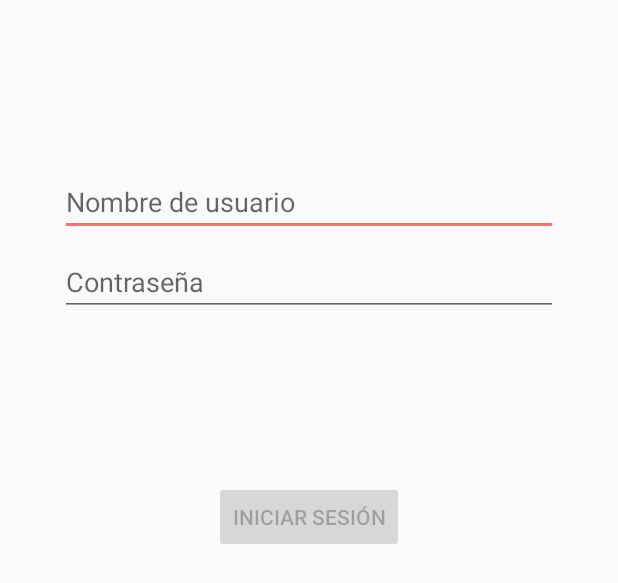
After one commit to jjuan97/HotelIot, an Android app: the layout activity_login.xml on its own in the app's theme, with its tools: preview values and no code run, on a phone screen of 412 x 824 dp. The commit adds this screen. Shown: the top 583 px of the screen. Run offline under Robolectric (Android 15) with nearby library versions, the phone set to English and light mode, and no system bars.

Commit message:
login implemented, changed this for other login with firebase

```diff
--- a/AplicacionHotelMqtt/app/build.gradle
+++ b/AplicacionHotelMqtt/app/build.gradle
@@ -23,6 +23,9 @@ dependencies {
     implementation fileTree(dir: 'libs', include: ['*.jar'])
     implementation 'androidx.appcompat:appcompat:1.0.2'
     implementation 'androidx.constraintlayout:constraintlayout:1.1.3'
+    implementation 'com.google.android.material:material:1.0.0'
+    implementation 'androidx.annotation:annotation:1.1.0'
+    implementation 'androidx.lifecycle:lifecycle-extensions:2.0.0'
     testImplementation 'junit:junit:4.12'
     androidTestImplementation 'androidx.test:runner:1.1.1'
     androidTestImplementation 'androidx.test.espresso:espresso-core:3.1.1'
--- /dev/null
+++ b/AplicacionHotelMqtt/app/src/main/res/layout/activity_login.xml
@@ -0,0 +1,78 @@
+<?xml version="1.0" encoding="utf-8"?>
+<androidx.constraintlayout.widget.ConstraintLayout xmlns:android="http://schemas.android.com/apk/res/android"
+    xmlns:app="http://schemas.android.com/apk/res-auto"
+    xmlns:tools="http://schemas.android.com/tools"
+    android:id="@+id/container"
+    android:layout_width="match_parent"
+    android:layout_height="match_parent"
+    android:paddingLeft="@dimen/activity_horizontal_margin"
+    android:paddingTop="@dimen/activity_vertical_margin"
+    android:paddingRight="@dimen/activity_horizontal_margin"
+    android:paddingBottom="@dimen/activity_vertical_margin"
+    tools:context=".ui.login.LoginActivity">
+
+    <EditText
+        android:id="@+id/username"
+        android:layout_width="0dp"
+        android:layout_height="wrap_content"
+        android:layout_marginStart="24dp"
+        android:layout_marginTop="96dp"
+        android:layout_marginEnd="24dp"
+
+        android:hint="@string/prompt_email"
+        android:inputType="textEmailAddress"
+        android:selectAllOnFocus="true"
+        app:layout_constraintEnd_toEndOf="parent"
+        app:layout_constraintStart_toStartOf="parent"
+        app:layout_constraintTop_toTopOf="parent" />
+
+    <EditText
+        android:id="@+id/password"
+        android:layout_width="0dp"
+        android:layout_height="wrap_content"
+        android:layout_marginStart="24dp"
+        android:layout_marginTop="8dp"
+        android:layout_marginEnd="24dp"
+
+        android:hint="@string/prompt_password"
+        android:imeActionLabel="@string/action_sign_in_short"
+        android:imeOptions="actionDone"
+        android:inputType="textPassword"
+        android:selectAllOnFocus="true"
+        app:layout_constraintEnd_toEndOf="parent"
+        app:layout_constraintStart_toStartOf="parent"
+        app:layout_constraintTop_toBottomOf="@+id/username" />
+
+    <Button
+        android:id="@+id/login"
+        android:layout_width="wrap_content"
+        android:layout_height="wrap_content"
+        android:layout_gravity="start"
+        android:layout_marginStart="48dp"
+        android:layout_marginTop="16dp"
+        android:layout_marginEnd="48dp"
+        android:layout_marginBottom="64dp"
+        android:enabled="false"
+        android:text="@string/action_sign_in"
+        app:layout_constraintBottom_toBottomOf="parent"
+        app:layout_constraintEnd_toEndOf="parent"
+        app:layout_constraintStart_toStartOf="parent"
+        app:layout_constraintTop_toBottomOf="@+id/password"
+        app:layout_constraintVertical_bias="0.2" />
+
+    <ProgressBar
+        android:id="@+id/loading"
+        android:layout_width="wrap_content"
+        android:layout_height="wrap_content"
+        android:layout_gravity="center"
+        android:layout_marginStart="32dp"
+        android:layout_marginTop="64dp"
+        android:layout_marginEnd="32dp"
+        android:layout_marginBottom="64dp"
+        android:visibility="gone"
+        app:layout_constraintBottom_toBottomOf="parent"
+        app:layout_constraintEnd_toEndOf="@+id/password"
+        app:layout_constraintStart_toStartOf="@+id/password"
+        app:layout_constraintTop_toTopOf="parent"
+        app:layout_constraintVertical_bias="0.3" />
+</androidx.constraintlayout.widget.ConstraintLayout>
--- a/AplicacionHotelMqtt/app/src/main/res/values/colors.xml
+++ b/AplicacionHotelMqtt/app/src/main/res/values/colors.xml
@@ -1,6 +1,10 @@
 <?xml version="1.0" encoding="utf-8"?>
 <resources>
-    <color name="colorPrimary">#008577</color>
-    <color name="colorPrimaryDark">#00574B</color>
-    <color name="colorAccent">#D81B60</color>
+    <color name="colorPrimary">#004ba8</color>
+    <color name="colorPrimaryDark">#002578</color>
+    <color name="colorPrimaryLight">#5376da</color>
+    <color name="colorSecondary">#009fb7</color>
+    <color name="colorSecondaryDark">#007087</color>
+    <color name="colorSecondaryLight">#5ad0e9</color>
+    <color name="colorAccent">#FF6D72</color>
 </resources>
--- /dev/null
+++ b/AplicacionHotelMqtt/app/src/main/res/values/dimens.xml
@@ -0,0 +1,5 @@
+<resources>
+    <!-- Default screen margins, per the Android Design guidelines. -->
+    <dimen name="activity_horizontal_margin">16dp</dimen>
+    <dimen name="activity_vertical_margin">16dp</dimen>
+</resources>
--- a/AplicacionHotelMqtt/app/src/main/res/values/strings.xml
+++ b/AplicacionHotelMqtt/app/src/main/res/values/strings.xml
@@ -1,3 +1,12 @@
 <resources>
     <string name="app_name">AplicacionHotelMqtt</string>
+    <string name="title_activity_login">IHoTel</string>
+    <string name="prompt_email">Nombre de usuario</string>
+    <string name="prompt_password">Contraseña</string>
+    <string name="action_sign_in">Iniciar Sesión</string>
+    <string name="action_sign_in_short">Iniciar</string>
+    <string name="welcome">"¡Bienvendio!  "</string>
+    <string name="invalid_username">El nombre de usuario es incorrecto</string>
+    <string name="invalid_password">El password debe ser >5 caracteres</string>
+    <string name="login_failed">"Fallo el inicio de sesión"</string>
 </resources>
```
Also changed, not shown: AplicacionHotelMqtt/app/src/main/AndroidManifest.xml (+12 -6 lines), AplicacionHotelMqtt/app/src/main/java/com/ubicuos/aplicacionhotelmqtt/data/LoginDataSource.java (added, +29 -0 lines), AplicacionHotelMqtt/app/src/main/java/com/ubicuos/aplicacionhotelmqtt/data/LoginRepository.java (added, +54 -0 lines), AplicacionHotelMqtt/app/src/main/java/com/ubicuos/aplicacionhotelmqtt/data/Result.java (added, +48 -0 lines), AplicacionHotelMqtt/app/src/main/java/com/ubicuos/aplicacionhotelmqtt/data/model/LoggedInUser.java (added, +23 -0 lines), AplicacionHotelMqtt/app/src/main/java/com/ubicuos/aplicacionhotelmqtt/ui/login/LoggedInUserView.java (added, +17 -0 lines), AplicacionHotelMqtt/app/src/main/java/com/ubicuos/aplicacionhotelmqtt/ui/login/LoginActivity.java (added, +137 -0 lines), AplicacionHotelMqtt/app/src/main/java/com/ubicuos/aplicacionhotelmqtt/ui/login/LoginFormState.java (added, +40 -0 lines), AplicacionHotelMqtt/app/src/main/java/com/ubicuos/aplicacionhotelmqtt/ui/login/LoginResult.java (added, +31 -0 lines), AplicacionHotelMqtt/app/src/main/java/com/ubicuos/aplicacionhotelmqtt/ui/login/LoginViewModel.java (added, +70 -0 lines), AplicacionHotelMqtt/app/src/main/java/com/ubicuos/aplicacionhotelmqtt/ui/login/LoginViewModelFactory.java (added, +26 -0 lines).
